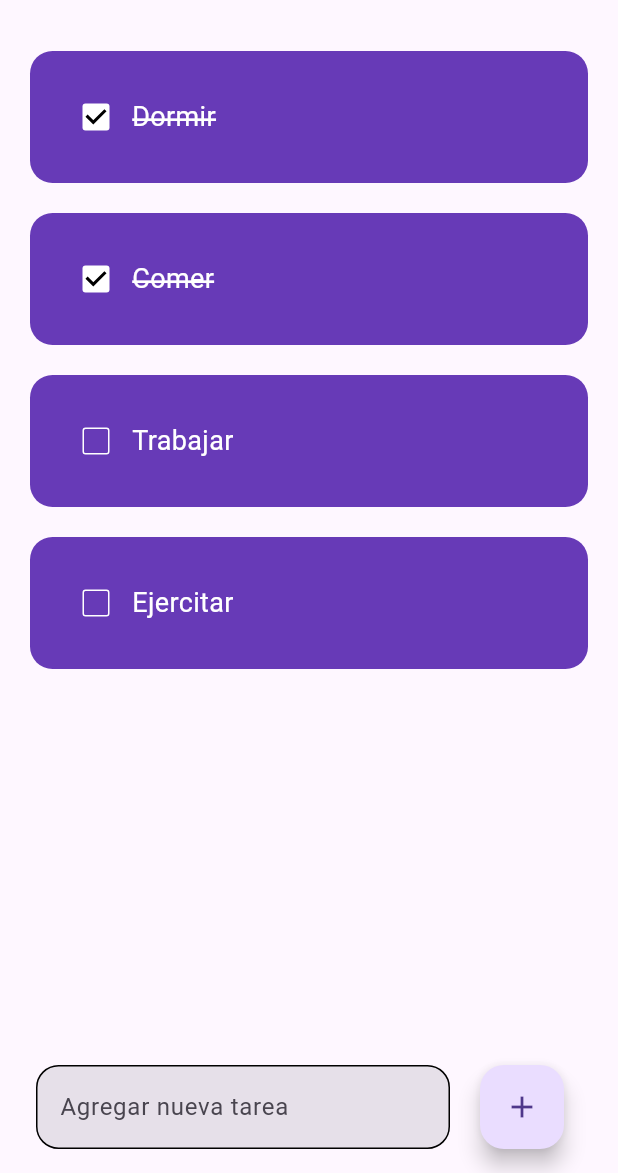
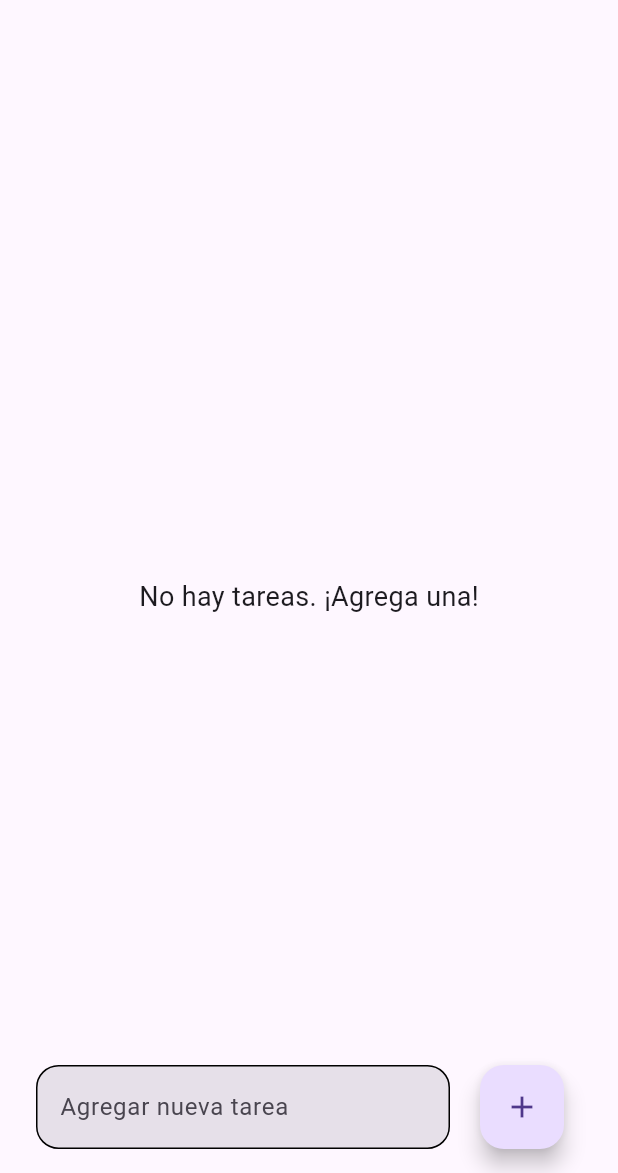
Before and after one commit to arabenitezz/Daily-To-Do-Flutter, a Flutter app: the screen it shows after launch, after a tap on "Lista de tareas", on a phone screen of 412 x 824 dp, the part 63-1236 px from its top. Run offline on Flutter 3.47's test engine with Material 3 defaults, Android fonts, the phone set to English and light mode, and no system bars; drawn by our look-alikes of flutter_slidable.

```diff
--- a/flutter_application_2/lib/pages/home.dart
+++ b/flutter_application_2/lib/pages/home.dart
@@ -1,4 +1,5 @@
 import 'package:flutter/material.dart';
+import 'package:flutter_application_2/pages/random_task.dart';
 import 'package:flutter_application_2/pages/to_do_list.dart';
 
 class HomePage extends StatelessWidget {
@@ -21,9 +22,13 @@ class HomePage extends StatelessWidget {
             const SizedBox(height: 20),
             ElevatedButton(
               onPressed: () {
-                // Acción para obtener una tarea aleatoria
+                // Acción para obtener una frase aleatoria
+                Navigator.push(
+                context,
+                MaterialPageRoute(builder: (context) => RandomPhrase()),
+                );
               },
-              child: const Text('Tarea aleatoria'),
+              child: const Text('Inspiración Diaria'),
             ),
             const SizedBox(height: 10),
             ElevatedButton(
--- a/flutter_application_2/lib/pages/to_do_list.dart
+++ b/flutter_application_2/lib/pages/to_do_list.dart
@@ -1,5 +1,7 @@
 import 'package:flutter/material.dart';
 import 'package:flutter_application_2/pages/to_do_utils.dart';
+// import 'package:shared_preferences/shared_preferences.dart';
+// import 'dart:convert';
 
 class ToDoWidget extends StatefulWidget {
   const ToDoWidget({super.key});
@@ -9,43 +11,74 @@ class ToDoWidget extends StatefulWidget {
 }
 
 class _ToDoWidgetState extends State<ToDoWidget> {
+  final _controller = TextEditingController();
+  List toDoList = [];
 
-  final _controller = TextEditingController();
-  List toDoList = [
-    ['Dormir', true],
-    ['Comer', true],
-    ['Trabajar', false],
-    ['Ejercitar', false],
-  ];
+  @override
+  void initState() {
+    super.initState();
+    // loadTasks();
+  }
+
+// // Cargar tareas guardadas
+// Future<void> loadTasks() async {
+//   final prefs = await SharedPreferences.getInstance();
+//   setState(() {
+//     String? tasksJson = prefs.getString('tasks');
+//     if (tasksJson != null) {
+//       toDoList = json.decode(tasksJson);
+//     } else {
+//       toDoList = []; // Inicializar lista vacía si no hay datos guardados
+//     }
+//   });
+// }
+
+
+//   // Guardar tareas en SharedPreferences
+//   Future<void> saveTasks() async {
+//     final prefs = await SharedPreferences.getInstance();
+//     String tasksJson = json.encode(toDoList);
+//     await prefs.setString('tasks', tasksJson);
+//   }
 
   void checkBoxChanged(int index) {
     setState(() {
       toDoList[index][1] = !toDoList[index][1];
+      // saveTasks(); // Guardar después de cambiar el estado
     });
   }
 
   void deleteTask(int index) {
     setState(() {
       toDoList.removeAt(index);
+      // saveTasks(); // Guardar después de eliminar
     });
   }
 
   void saveNewTask() {
+    if (_controller.text.isNotEmpty) {
       setState(() {
         toDoList.add([_controller.text, false]);
         _controller.clear();
+        // saveTasks(); // Guardar después de agregar
       });
+    }
   }
 
   @override
   Widget build(BuildContext context) {
     return Scaffold(
       appBar: AppBar(
-        title: const Text(
-          'Daily To Do',
+        title: const Text('Daily To Do'),
       ),
+      body: toDoList.isEmpty
+          ? const Center(
+              child: Text(
+                'No hay tareas. ¡Agrega una!',
+                style: TextStyle(fontSize: 18),
               ),
-      body: ListView.builder(
+            )
+          : ListView.builder(
               itemCount: toDoList.length,
               itemBuilder: (BuildContext context, index) {
                 return TodoList(
@@ -62,27 +95,24 @@ class _ToDoWidgetState extends State<ToDoWidget> {
           children: [
             Expanded(
               child: Padding(
-              padding: const EdgeInsets.symmetric(
-                horizontal: 20,
-              ),
+                padding: const EdgeInsets.symmetric(horizontal: 20),
                 child: TextField(
                   controller: _controller,
                   decoration: InputDecoration(
                     hintText: 'Agregar nueva tarea',
                     filled: true,
                     enabledBorder: OutlineInputBorder(
-                    borderSide: const BorderSide(
-                      color: Colors.black,
-                    ),
+                      borderSide: const BorderSide(color: Colors.black),
                       borderRadius: BorderRadius.circular(15),
                     ),
                   ),
+                  onSubmitted: (_) => saveNewTask(),
                 ),
               ),
             ),
             FloatingActionButton(
               onPressed: saveNewTask,
-                child: const Icon(Icons.add)
+              child: const Icon(Icons.add),
             ),
           ],
         ),
--- a/flutter_application_2/lib/pages/to_do_utils.dart
+++ b/flutter_application_2/lib/pages/to_do_utils.dart
@@ -18,20 +18,16 @@ class TodoList extends StatelessWidget {
   @override
   Widget build(BuildContext context) {
     return Padding(
-      padding: const EdgeInsets.only(
-        top: 20,
-        left: 20,
-        right: 20,
-        bottom: 0,
-      ),
+      padding: const EdgeInsets.only(top: 20, left: 20, right: 20, bottom: 0),
       child: Slidable(
         endActionPane: ActionPane(
-          motion: StretchMotion(),
+          motion: const StretchMotion(),
           children: [
             SlidableAction(
               onPressed: deleteFunction,
               icon: Icons.delete,
               borderRadius: BorderRadius.circular(15),
+              backgroundColor: Colors.red, // Color explícito para el botón de eliminar
             ),
           ],
         ),
@@ -48,11 +44,10 @@ class TodoList extends StatelessWidget {
                 onChanged: onChanged,
                 checkColor: Colors.black,
                 activeColor: Colors.white,
-                side: const BorderSide(
-                  color: Colors.white,
+                side: const BorderSide(color: Colors.white),
               ),
-              ),
-              Text(
+              Expanded( // Asegura que el texto no se desborde
+                child: Text(
                   taskName,
                   style: TextStyle(
                     color: Colors.white,
@@ -63,6 +58,8 @@ class TodoList extends StatelessWidget {
                     decorationColor: Colors.white,
                     decorationThickness: 2,
                   ),
+                  overflow: TextOverflow.ellipsis, // Maneja texto largo
+                ),
               ),
             ],
           ),
--- a/flutter_application_2/pubspec.yaml
+++ b/flutter_application_2/pubspec.yaml
@@ -32,6 +32,7 @@ dependencies:
     sdk: flutter
 
   flutter_slidable: ^4.0.0
+  # shared_preferences: ^2.5.2
 
   # The following adds the Cupertino Icons font to your application.
   # Use with the CupertinoIcons class for iOS style icons.
```
Also changed, not shown: flutter_application_2/lib/pages/random_task.dart (+86 -0 lines). Lines whose indentation alone changed are shown as unchanged.
